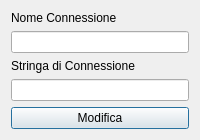
Qt form ui/edit_connection.ui (Tony-BlaZeeR/DiFFDB) before a commit.
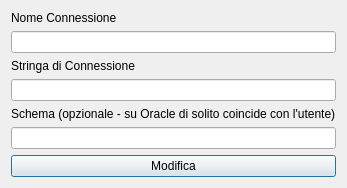
The same form after that commit.

Commit message: feat: schema selezionabile, vincoli nel confronto, CLI, CI e migrazione a PySide6

Diff of the .ui file:
```diff
--- a/ui/edit_connection.ui
+++ b/ui/edit_connection.ui
@@ -23,6 +23,16 @@
    <item>
     <widget class="QLineEdit" name="conn_string_input"/>
    </item>
+   <item>
+    <widget class="QLabel" name="label_schema">
+     <property name="text">
+      <string>Schema (opzionale - su Oracle di solito coincide con l'utente)</string>
+     </property>
+    </widget>
+   </item>
+   <item>
+    <widget class="QLineEdit" name="schema_input"/>
+   </item>
    <item>
     <widget class="QPushButton" name="edit_button">
      <property name="text">
```
The commit also changes 27 other files.
